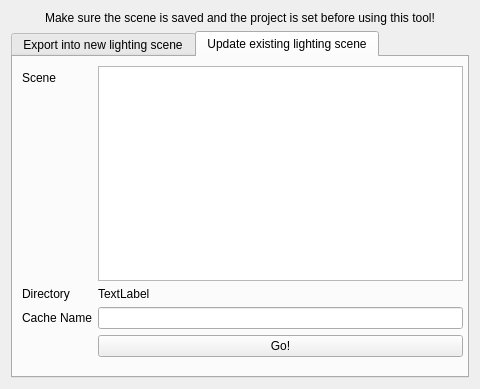
Old version of the form scripts/PipelineManagementTools/gui/releaseLightingSceneDialog.ui in the repository jw0z96/PipelineManagementTools.
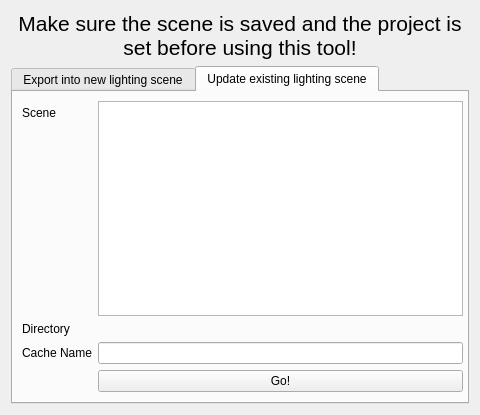
New version of the form. The open tabs and pages were chosen to show the change.

Commit message: updating caches in existing lighting scene, automated assetized lighting scenes, docstrings

```diff
--- a/scripts/PipelineManagementTools/gui/releaseLightingSceneDialog.ui
+++ b/scripts/PipelineManagementTools/gui/releaseLightingSceneDialog.ui
@@ -7,23 +7,40 @@
     <x>0</x>
     <y>0</y>
     <width>480</width>
-    <height>389</height>
+    <height>415</height>
    </rect>
   </property>
+  <property name="sizePolicy">
+   <sizepolicy hsizetype="Minimum" vsizetype="Minimum">
+    <horstretch>0</horstretch>
+    <verstretch>0</verstretch>
+   </sizepolicy>
+  </property>
   <property name="windowTitle">
    <string>Form</string>
   </property>
   <layout class="QHBoxLayout" name="horizontalLayout">
+   <property name="sizeConstraint">
+    <enum>QLayout::SetMinimumSize</enum>
+   </property>
    <item>
     <layout class="QVBoxLayout" name="verticalLayout">
      <item>
       <widget class="QLabel" name="warningLabel">
+       <property name="font">
+        <font>
+         <pointsize>16</pointsize>
+        </font>
+       </property>
        <property name="text">
         <string>Make sure the scene is saved and the project is set before using this tool!</string>
        </property>
        <property name="alignment">
         <set>Qt::AlignCenter</set>
        </property>
+       <property name="wordWrap">
+        <bool>true</bool>
+       </property>
       </widget>
      </item>
      <item>
@@ -119,7 +136,7 @@
           <item row="1" column="1">
            <widget class="QLabel" name="selectedSceneDirectoryTextLabel">
             <property name="text">
-             <string>TextLabel</string>
+             <string/>
             </property>
            </widget>
           </item>
```
The commit also changes 2 other files.
